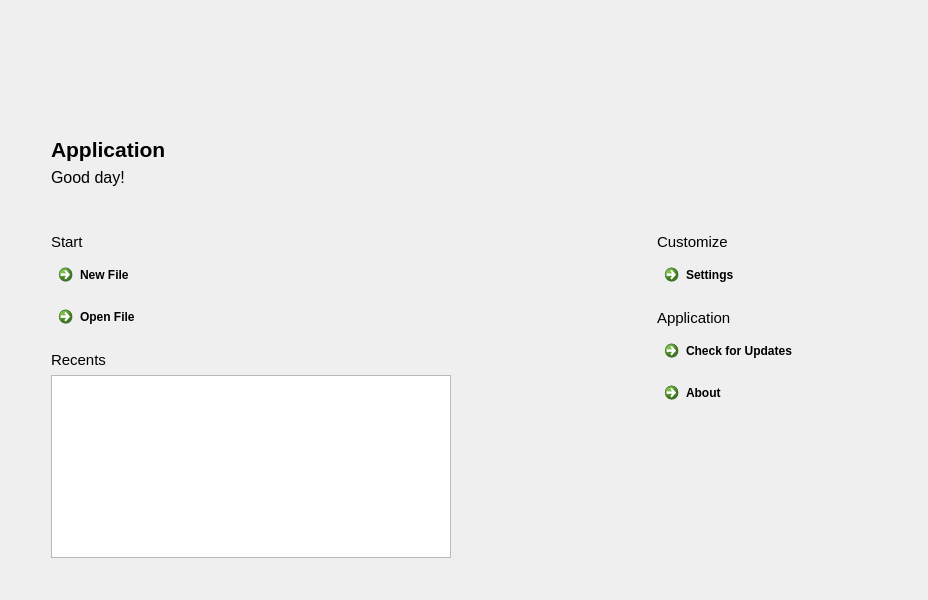
This is NickvisionApplication/UI/Views/HomePage.ui in NickvisionApps/Application as Qt 5 draws it before an edit. The edited form follows.
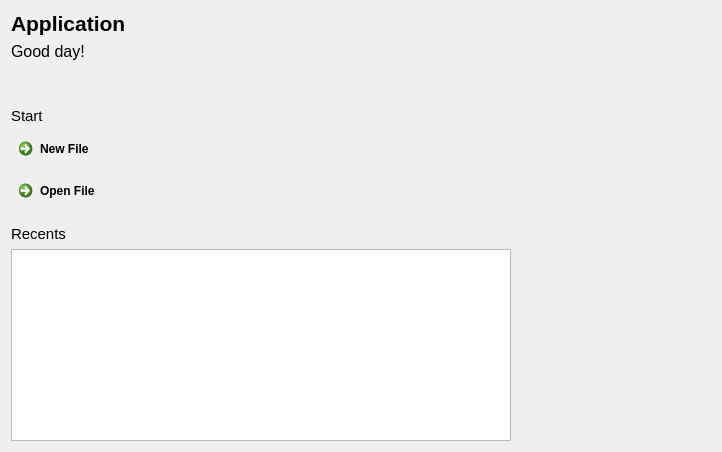
This is the edited form. Icons and pictures are not drawn.

Patch:
```diff
--- a/NickvisionApplication/UI/Views/HomePage.ui
+++ b/NickvisionApplication/UI/Views/HomePage.ui
@@ -2,77 +2,12 @@
 <ui version="4.0">
  <class>HomePage</class>
  <widget class="QWidget" name="HomePage">
-  <property name="geometry">
-   <rect>
-    <x>0</x>
-    <y>0</y>
-    <width>928</width>
-    <height>600</height>
-   </rect>
-  </property>
   <property name="windowTitle">
    <string>HomePage</string>
   </property>
   <layout class="QHBoxLayout" name="horizontalLayout_2">
-   <item>
-    <spacer name="horizontalSpacer">
-     <property name="orientation">
-      <enum>Qt::Horizontal</enum>
-     </property>
-     <property name="sizeType">
-      <enum>QSizePolicy::Fixed</enum>
-     </property>
-     <property name="sizeHint" stdset="0">
-      <size>
-       <width>40</width>
-       <height>0</height>
-      </size>
-     </property>
-    </spacer>
-   </item>
    <item>
     <layout class="QVBoxLayout" name="verticalLayout">
-     <item>
-      <spacer name="verticalSpacer_3">
-       <property name="orientation">
-        <enum>Qt::Vertical</enum>
-       </property>
-       <property name="sizeType">
-        <enum>QSizePolicy::Fixed</enum>
-       </property>
-       <property name="sizeHint" stdset="0">
-        <size>
-         <width>0</width>
-         <height>40</height>
-        </size>
-       </property>
-      </spacer>
-     </item>
-     <item>
-      <widget class="QLabel" name="lblIcon">
-       <property name="minimumSize">
-        <size>
-         <width>80</width>
-         <height>80</height>
-        </size>
-       </property>
-       <property name="maximumSize">
-        <size>
-         <width>80</width>
-         <height>80</height>
-        </size>
-       </property>
-       <property name="text">
-        <string/>
-       </property>
-       <property name="pixmap">
-        <pixmap resource="../../resources.qrc">:/Resources/icon.png</pixmap>
-       </property>
-       <property name="scaledContents">
-        <bool>true</bool>
-       </property>
-      </widget>
-     </item>
      <item>
       <widget class="QLabel" name="lblAppName">
        <property name="font">
@@ -138,6 +73,16 @@
            <property name="text">
             <string>New File</string>
            </property>
+           <property name="icon">
+            <iconset resource="../../resources.qrc">
+             <normaloff>:/Resources/NewFile.png</normaloff>:/Resources/NewFile.png</iconset>
+           </property>
+           <property name="iconSize">
+            <size>
+             <width>26</width>
+             <height>26</height>
+            </size>
+           </property>
           </widget>
          </item>
          <item>
@@ -145,6 +90,16 @@
            <property name="text">
             <string>Open File</string>
            </property>
+           <property name="icon">
+            <iconset resource="../../resources.qrc">
+             <normaloff>:/Resources/OpenFile.png</normaloff>:/Resources/OpenFile.png</iconset>
+           </property>
+           <property name="iconSize">
+            <size>
+             <width>26</width>
+             <height>26</height>
+            </size>
+           </property>
           </widget>
          </item>
          <item>
@@ -179,146 +134,18 @@
           <widget class="QListWidget" name="listWidget">
            <property name="minimumSize">
             <size>
-             <width>400</width>
+             <width>500</width>
              <height>0</height>
             </size>
            </property>
            <property name="maximumSize">
             <size>
-             <width>400</width>
+             <width>500</width>
              <height>16777215</height>
             </size>
            </property>
           </widget>
          </item>
-         <item>
-          <spacer name="verticalSpacer_2">
-           <property name="orientation">
-            <enum>Qt::Vertical</enum>
-           </property>
-           <property name="sizeHint" stdset="0">
-            <size>
-             <width>20</width>
-             <height>40</height>
-            </size>
-           </property>
-          </spacer>
-         </item>
-        </layout>
-       </item>
-       <item>
-        <spacer name="horizontalSpacer_3">
-         <property name="orientation">
-          <enum>Qt::Horizontal</enum>
-         </property>
-         <property name="sizeType">
-          <enum>QSizePolicy::Fixed</enum>
-         </property>
-         <property name="sizeHint" stdset="0">
-          <size>
-           <width>200</width>
-           <height>20</height>
-          </size>
-         </property>
-        </spacer>
-       </item>
-       <item>
-        <layout class="QVBoxLayout" name="verticalLayout_3">
-         <item>
-          <widget class="QLabel" name="lblCustomize">
-           <property name="font">
-            <font>
-             <pointsize>11</pointsize>
-            </font>
-           </property>
-           <property name="text">
-            <string>Customize</string>
-           </property>
-          </widget>
-         </item>
-         <item>
-          <widget class="QCommandLinkButton" name="btnSettings">
-           <property name="toolTip">
-            <string>Settings (Ctrl+.)</string>
-           </property>
-           <property name="text">
-            <string>Settings</string>
-           </property>
-           <property name="shortcut">
-            <string>Ctrl+.</string>
-           </property>
-           <property name="description">
-            <string/>
-           </property>
-          </widget>
-         </item>
-         <item>
-          <spacer name="verticalSpacer_7">
-           <property name="orientation">
-            <enum>Qt::Vertical</enum>
-           </property>
-           <property name="sizeType">
-            <enum>QSizePolicy::Fixed</enum>
-           </property>
-           <property name="sizeHint" stdset="0">
-            <size>
-             <width>20</width>
-             <height>10</height>
-            </size>
-           </property>
-          </spacer>
-         </item>
-         <item>
-          <widget class="QLabel" name="lblApplication">
-           <property name="font">
-            <font>
-             <pointsize>11</pointsize>
-            </font>
-           </property>
-           <property name="text">
-            <string>Application</string>
-           </property>
-          </widget>
-         </item>
-         <item>
-          <widget class="QCommandLinkButton" name="btnCheckForUpdates">
-           <property name="toolTip">
-            <string>Check for Updates (Ctrl+Shift+U)</string>
-           </property>
-           <property name="text">
-            <string>Check for Updates</string>
-           </property>
-           <property name="shortcut">
-            <string>Ctrl+Shift+U</string>
-           </property>
-          </widget>
-         </item>
-         <item>
-          <widget class="QCommandLinkButton" name="btnAbout">
-           <property name="toolTip">
-            <string>About (F1)</string>
-           </property>
-           <property name="text">
-            <string>About</string>
-           </property>
-           <property name="shortcut">
-            <string>F1</string>
-           </property>
-          </widget>
-         </item>
-         <item>
-          <spacer name="verticalSpacer">
-           <property name="orientation">
-            <enum>Qt::Vertical</enum>
-           </property>
-           <property name="sizeHint" stdset="0">
-            <size>
-             <width>20</width>
-             <height>40</height>
-            </size>
-           </property>
-          </spacer>
-         </item>
         </layout>
        </item>
       </layout>
@@ -354,22 +181,6 @@
      </property>
     </spacer>
    </item>
-   <item>
-    <spacer name="horizontalSpacer_4">
-     <property name="orientation">
-      <enum>Qt::Horizontal</enum>
-     </property>
-     <property name="sizeType">
-      <enum>QSizePolicy::Fixed</enum>
-     </property>
-     <property name="sizeHint" stdset="0">
-      <size>
-       <width>60</width>
-       <height>20</height>
-      </size>
-     </property>
-    </spacer>
-   </item>
   </layout>
  </widget>
  <layoutdefault spacing="6" margin="11"/>
```
